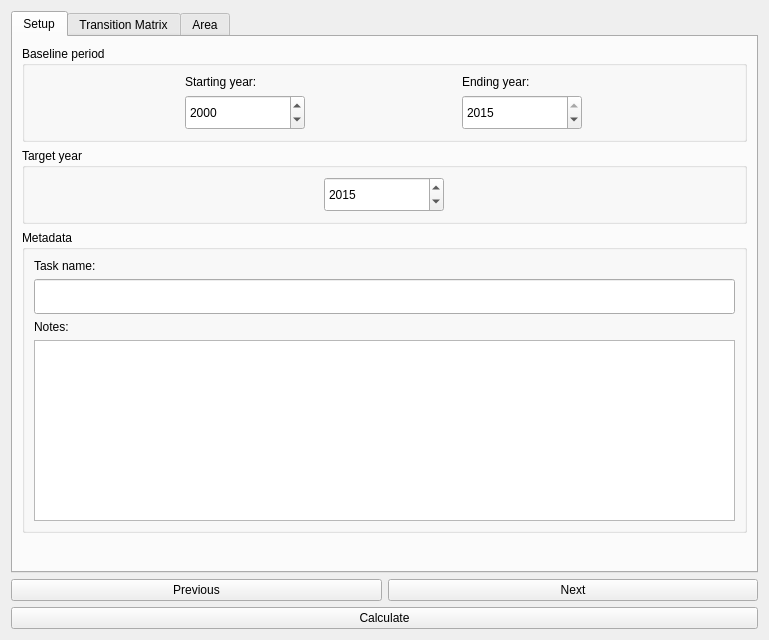
The window that LDMP/gui/DlgCalculateLC.ui (ConservationInternational/trends.earth) describes before a commit, drawn with Qt 5.
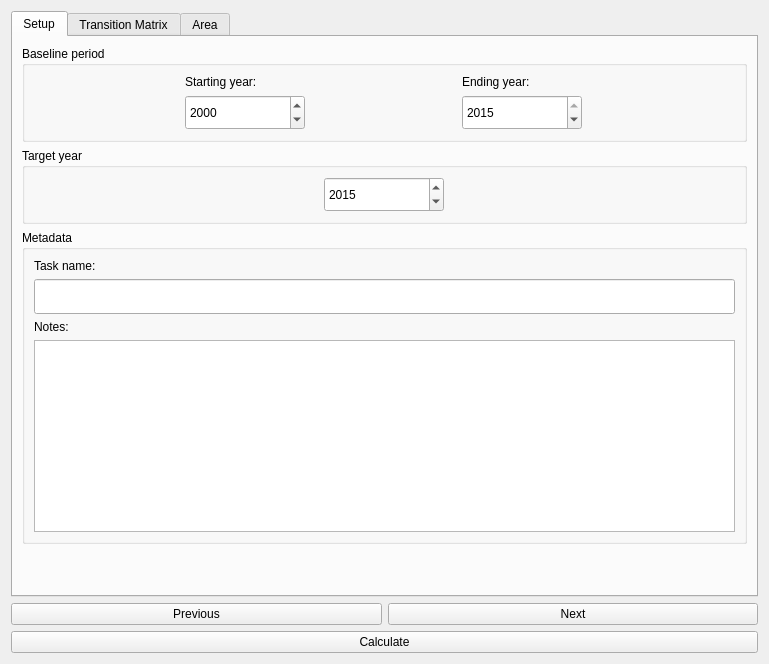
The same window after the commit.

Patch:
```diff
--- a/LDMP/gui/DlgCalculateLC.ui
+++ b/LDMP/gui/DlgCalculateLC.ui
@@ -22,6 +22,12 @@
   <layout class="QVBoxLayout" name="verticalLayout">
    <item>
     <widget class="QTabWidget" name="TabBox">
+     <property name="sizePolicy">
+      <sizepolicy hsizetype="Minimum" vsizetype="Minimum">
+       <horstretch>0</horstretch>
+       <verstretch>0</verstretch>
+      </sizepolicy>
+     </property>
      <property name="tabShape">
       <enum>QTabWidget::Rounded</enum>
      </property>
```
